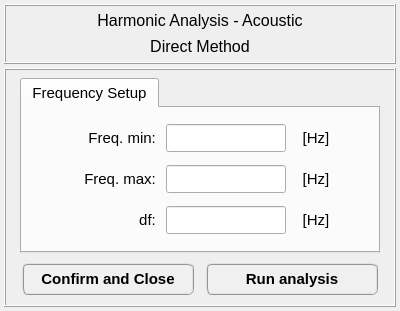
First picture: the form in pulse/interface/ui_files/analysis/acoustic/harmonic_analysis_direct_method.ui, repository open-pulse/OpenPulse, before the edit.
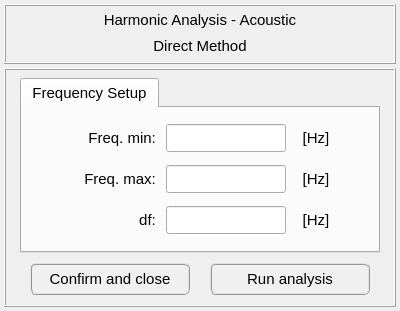
Second picture: the form after the edit. Icons and pictures are not drawn.

Commit message: Refactoring UI analysis classes

Diff of the .ui file:
```diff
--- a/pulse/interface/ui_files/analysis/acoustic/harmonic_analysis_direct_method.ui
+++ b/pulse/interface/ui_files/analysis/acoustic/harmonic_analysis_direct_method.ui
@@ -116,7 +116,7 @@
         <property name="font">
          <font>
           <family>MS Shell Dlg 2</family>
-          <pointsize>12</pointsize>
+          <pointsize>11</pointsize>
           <weight>50</weight>
           <italic>false</italic>
           <bold>false</bold>
@@ -150,7 +150,7 @@
         <property name="font">
          <font>
           <family>MS Shell Dlg 2</family>
-          <pointsize>12</pointsize>
+          <pointsize>11</pointsize>
           <weight>50</weight>
           <italic>false</italic>
           <bold>false</bold>
@@ -579,7 +579,7 @@
            </property>
            <property name="maximumSize">
             <size>
-             <width>16777215</width>
+             <width>160</width>
              <height>32</height>
             </size>
            </property>
@@ -587,9 +587,9 @@
             <font>
              <family>MS Shell Dlg 2</family>
              <pointsize>11</pointsize>
-             <weight>75</weight>
+             <weight>9</weight>
              <italic>false</italic>
-             <bold>true</bold>
+             <bold>false</bold>
             </font>
            </property>
            <property name="styleSheet">
@@ -598,7 +598,7 @@
 QPushButton:pressed{border-radius: 6px; border-color: rgb(0, 170, 255); border-style: ridge; border-width: 3px; color: rgb(0, 0, 0); background-color: rgb(174, 213, 255); font: 75 bold 11pt &quot;MS Shell Dlg 2&quot;}</string>
            </property>
            <property name="text">
-            <string>Confirm and Close</string>
+            <string>Confirm and close</string>
            </property>
           </widget>
          </item>
@@ -612,7 +612,7 @@
            </property>
            <property name="maximumSize">
             <size>
-             <width>16777215</width>
+             <width>160</width>
              <height>32</height>
             </size>
            </property>
@@ -620,9 +620,9 @@
             <font>
              <family>MS Shell Dlg 2</family>
              <pointsize>11</pointsize>
-             <weight>75</weight>
+             <weight>9</weight>
              <italic>false</italic>
-             <bold>true</bold>
+             <bold>false</bold>
             </font>
            </property>
            <property name="styleSheet">
```
Left out of the diff: 12 changed lines with no effect on the pictures. The commit also changes 22 other files.
